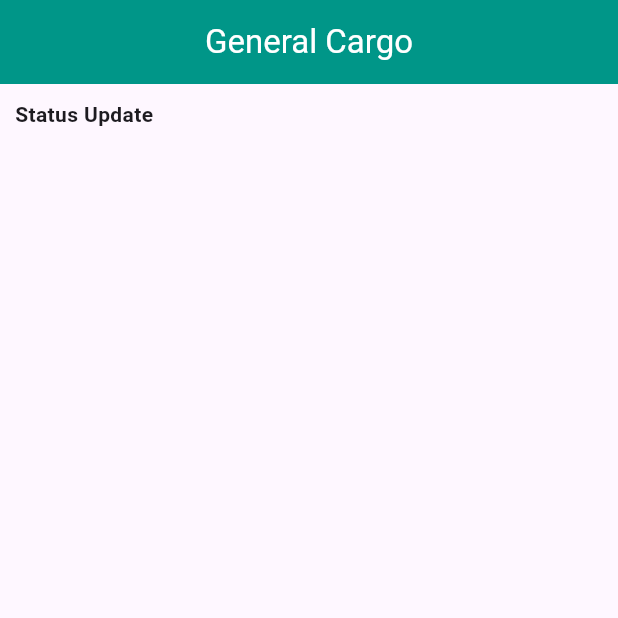
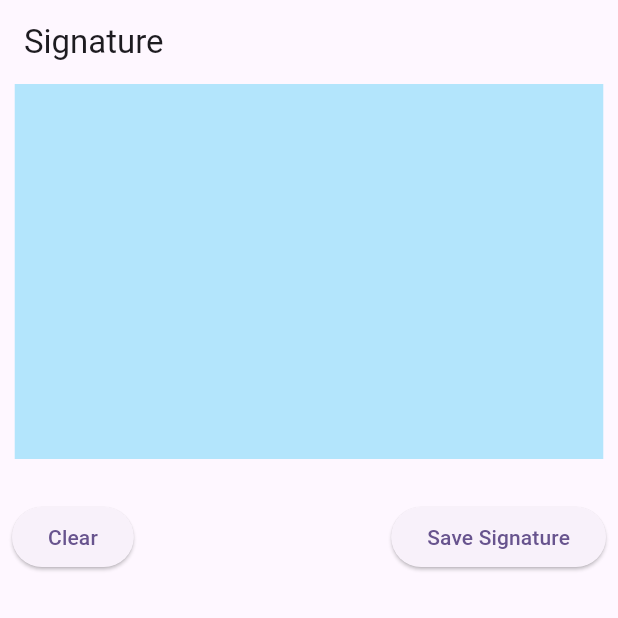
Before and after one commit to thohid44/general_cargo, a Flutter app: the screen it shows after launch, on a phone screen of 412 x 824 dp, the top half of it. Run offline on Flutter 3.47's test engine with Material 2 defaults, Android fonts, the phone set to English and light mode, and no system bars; drawn by our look-alikes of signature; missing offline and left inert: dart:ffi.

Commit message:
25 tarik

```diff
--- /dev/null
+++ b/lib/Pages/signature_page.dart
@@ -0,0 +1,60 @@
+import 'dart:ffi';
+import 'dart:math';
+import 'dart:typed_data';
+
+import 'package:flutter/material.dart';
+import 'package:signature/signature.dart';
+
+class SiganturePage extends StatefulWidget {
+  const SiganturePage({super.key});
+
+  @override
+  State<SiganturePage> createState() => _SiganturePageState();
+}
+
+class _SiganturePageState extends State<SiganturePage> {
+  Uint8List? exportedImage;
+  SignatureController controller = SignatureController();
+
+  @override
+  Widget build(BuildContext context) {
+    return Scaffold(
+        appBar: AppBar(
+          title: Text("Signature"),
+        ),
+        body: Column(
+          children: [
+            Signature(
+              controller: controller,
+              height: 250,
+              width: MediaQuery.of(context).size.width / 1.05,
+              backgroundColor: Colors.lightBlue[100]!,
+            ),
+            const SizedBox(height: 20),
+            Row(
+              mainAxisAlignment: MainAxisAlignment.spaceBetween,
+              children: [
+                Padding(
+                  padding: const EdgeInsets.all(8.0),
+                  child: ElevatedButton(
+                      onPressed: () async {
+                        controller.clear();
+                      },
+                      child: Text("Clear")),
+                ),
+                Padding(
+                  padding: const EdgeInsets.all(8.0),
+                  child: ElevatedButton(
+                      onPressed: () async {
+                        exportedImage = await controller.toPngBytes();
+                        print(exportedImage);
+                        setState(() {});
+                      },
+                      child: Text("Save Signature")),
+                )
+              ],
+            )
+          ],
+        ));
+  }
+}
--- a/lib/main.dart
+++ b/lib/main.dart
@@ -1,5 +1,6 @@
 import 'package:flutter/material.dart';
 import 'package:general_cargo/Pages/home_page.dart';
+import 'package:general_cargo/Pages/signature_page.dart';
 
 void main() {
   runApp(const MyApp());
@@ -32,7 +33,7 @@ class MyApp extends StatelessWidget {
         colorScheme: ColorScheme.fromSeed(seedColor: Colors.deepPurple),
         useMaterial3: true,
       ),
-      home: HomePage()
+      home: SiganturePage()
     );
   }
 }
--- a/pubspec.yaml
+++ b/pubspec.yaml
@@ -35,6 +35,7 @@ dependencies:
   # The following adds the Cupertino Icons font to your application.
   # Use with the CupertinoIcons class for iOS style icons.
   cupertino_icons: ^1.0.2
+  signature: ^5.4.0
 
 dev_dependencies:
   flutter_test:
```
Also changed, not shown: pubspec.lock.
